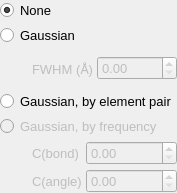
Before: the Qt Designer form src/gui/keywordwidgets/pairbroadeningfunction.ui in disorderedmaterials/dissolve, drawn with Qt 5.
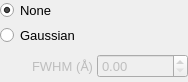
After: the same form once the commit is applied. Custom widgets are drawn as their Qt base class.

Commit message: Remove unused widgets for pair broadening.

What changed in the file:
```diff
--- a/src/gui/keywordwidgets/pairbroadeningfunction.ui
+++ b/src/gui/keywordwidgets/pairbroadeningfunction.ui
@@ -6,8 +6,8 @@
    <rect>
     <x>0</x>
     <y>0</y>
-    <width>174</width>
-    <height>193</height>
+    <width>188</width>
+    <height>82</height>
    </rect>
   </property>
   <property name="font">
@@ -114,109 +114,6 @@
      </layout>
     </widget>
    </item>
-   <item>
-    <widget class="QRadioButton" name="GaussianElementsRadio">
-     <property name="text">
-      <string>Gaussian, by element pair</string>
-     </property>
-    </widget>
-   </item>
-   <item>
-    <widget class="QRadioButton" name="FrequencyRadio">
-     <property name="enabled">
-      <bool>false</bool>
-     </property>
-     <property name="text">
-      <string>Gaussian, by frequency</string>
-     </property>
-    </widget>
-   </item>
-   <item>
-    <widget class="QWidget" name="FrequencyParametersWidget" native="true">
-     <property name="enabled">
-      <bool>false</bool>
-     </property>
-     <layout class="QGridLayout" name="gridLayout">
-      <property name="leftMargin">
-       <number>0</number>
-      </property>
-      <property name="topMargin">
-       <number>0</number>
-      </property>
-      <property name="rightMargin">
-       <number>0</number>
-      </property>
-      <property name="bottomMargin">
-       <number>0</number>
-      </property>
-      <property name="spacing">
-       <number>4</number>
-      </property>
-      <item row="0" column="2">
-       <widget class="ExponentialSpin" name="FrequencyBondConstantSpin">
-        <property name="sizePolicy">
-         <sizepolicy hsizetype="Expanding" vsizetype="Fixed">
-          <horstretch>0</horstretch>
-          <verstretch>0</verstretch>
-         </sizepolicy>
-        </property>
-       </widget>
-      </item>
-      <item row="0" column="0">
-       <spacer name="horizontalSpacer_2">
-        <property name="orientation">
-         <enum>Qt::Horizontal</enum>
-        </property>
-        <property name="sizeType">
-         <enum>QSizePolicy::Fixed</enum>
-        </property>
-        <property name="sizeHint" stdset="0">
-         <size>
-          <width>32</width>
-          <height>20</height>
-         </size>
-        </property>
-       </spacer>
-      </item>
-      <item row="0" column="1">
-       <widget class="QLabel" name="label_2">
-        <property name="sizePolicy">
-         <sizepolicy hsizetype="Minimum" vsizetype="Preferred">
-          <horstretch>0</horstretch>
-          <verstretch>0</verstretch>
-         </sizepolicy>
-        </property>
-        <property name="text">
-         <string>C(bond)</string>
-        </property>
-       </widget>
-      </item>
-      <item row="1" column="1">
-       <widget class="QLabel" name="label_3">
-        <property name="sizePolicy">
-         <sizepolicy hsizetype="Minimum" vsizetype="Preferred">
-          <horstretch>0</horstretch>
-          <verstretch>0</verstretch>
-         </sizepolicy>
-        </property>
-        <property name="text">
-         <string>C(angle)</string>
-        </property>
-       </widget>
-      </item>
-      <item row="1" column="2">
-       <widget class="ExponentialSpin" name="FrequencyAngleConstantSpin">
-        <property name="sizePolicy">
-         <sizepolicy hsizetype="Expanding" vsizetype="Fixed">
-          <horstretch>0</horstretch>
-          <verstretch>0</verstretch>
-         </sizepolicy>
-        </property>
-       </widget>
-      </item>
-     </layout>
-    </widget>
-   </item>
   </layout>
  </widget>
  <customwidgets>
```
Left out of the diff: 16 changed lines with no effect on the pictures. The commit also changes 1 other file.
